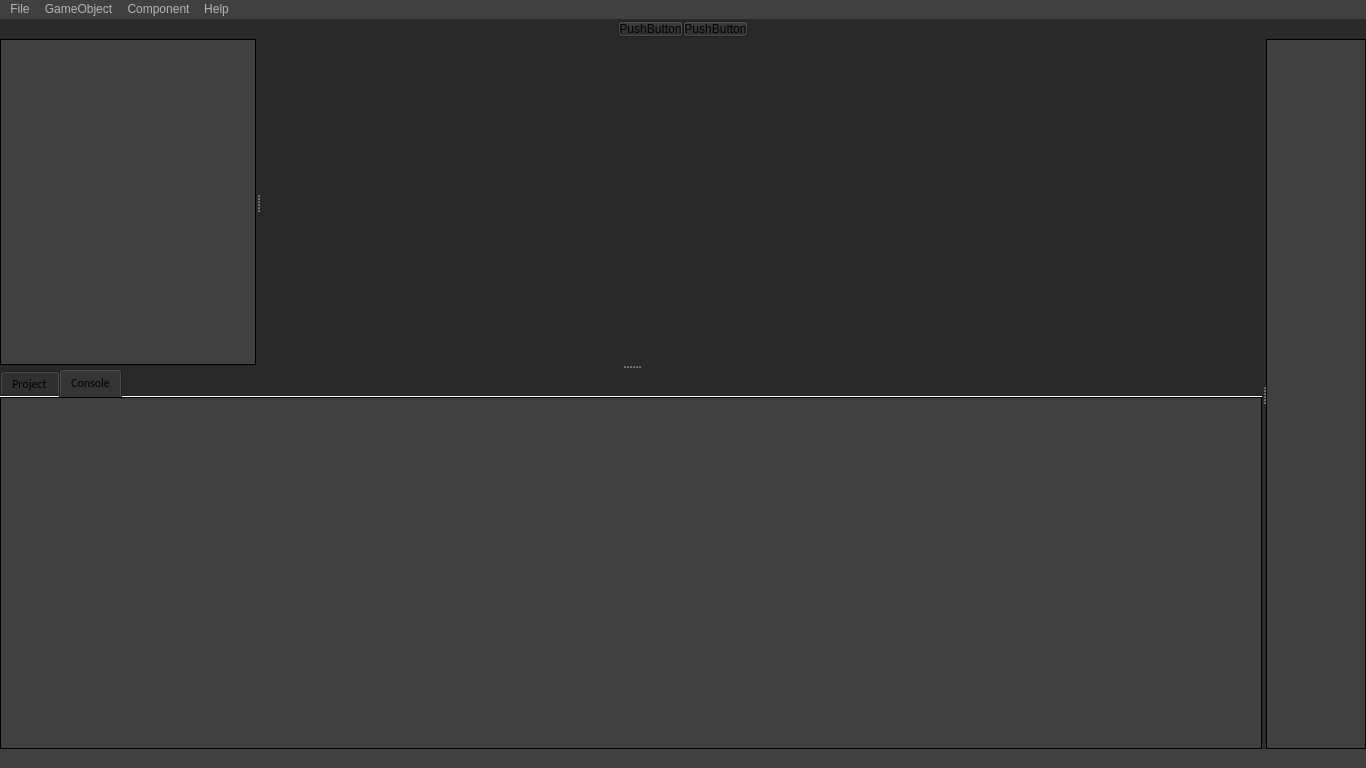
First picture: the form in Editor/editor.ui, repository PanosK92/SpartanEngine, before the edit.
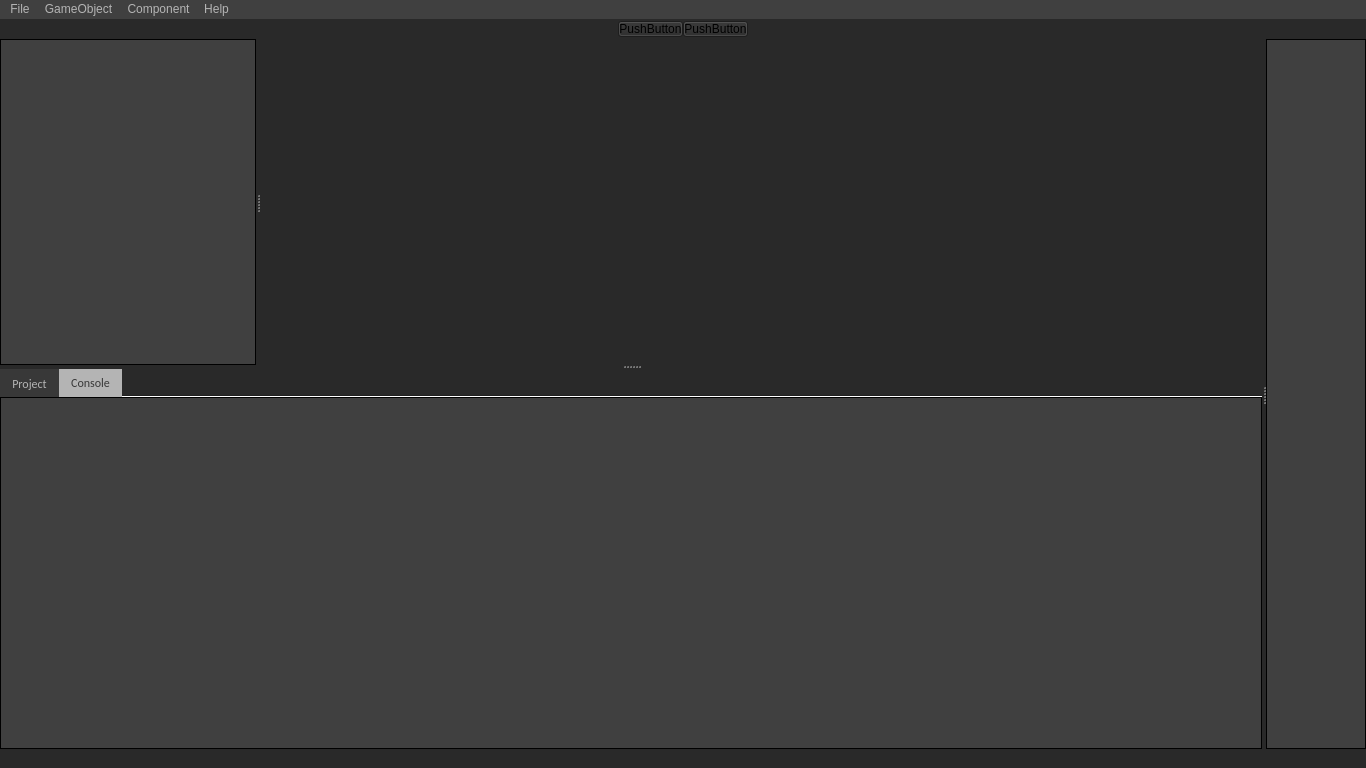
Second picture: the form after the edit. The open tabs and pages were chosen to show the change. Custom widgets are drawn as their Qt base class.

Commit message: Improved the looks of the DirectusListWidget as well as the look of the tabs Project and Console. Also did a few small generic UI improvements.

The edit to the form file:
```diff
--- a/Editor/editor.ui
+++ b/Editor/editor.ui
@@ -151,9 +151,7 @@
 
 QPushButton
 {
-	background-color: qlineargradient(spread:pad, x1:0, y1:0, x2:1, y2:0, stop:0 rgba(0, 0, 0, 255), stop:1 rgba(255, 255, 255, 255));
-	font: 9pt &quot;Calibri&quot;;
-	padding: 1px;
+	background-color: #292929;
 }
 
 QWidget
@@ -165,7 +163,7 @@
 
 QStatusBar
 {
-	background-color: #404040;	
+	background-color:  #292929;
 	font: 9pt &quot;Calibri&quot;;
 	padding: 0px;
 }
@@ -177,25 +175,24 @@
 	padding: 0px;
 }
 
-QMenu::selected
-{
-	color: #292929;
-	background-color: #B4B4B4;
-}
-
 QMenu::item
 {
 	color: #B4B4B4;
 	background-color: #404040;
 }
 
-QMenu::separator
+QMenu::item:hover
 {
 	
 }
 
+QMenu::item:selected
+{
+	color:  #404040;
+	background-color:#B4B4B4;
+}
 
-QMenu::item::selected
+QMenuBar::item:pressed 
 {
 	color: #292929;
 	background-color: #B4B4B4;
@@ -259,7 +256,67 @@
 	border-style: outset;
 	border-width: 1px;
 	border-color: black;
-}</string>
+}
+
+QScrollBar 
+{
+  border-color: rgb(227, 227, 227);
+  border-width: 1px;
+  border-style: solid;
+
+  background-color:  rgb(241, 241, 241);
+  width: 15px;
+  margin: 21px 0 21px 0;
+}
+
+QScrollBar::handle 
+{
+  background-color: rgb(200, 200, 200);
+  min-height: 25px;
+}
+
+ QScrollBar::add-line 
+{
+    border: 1px solid grey;
+	background-color: rgb(241, 241, 241);
+    height: 20px;
+    subcontrol-position: bottom;
+    subcontrol-origin: margin;
+}
+
+QScrollBar::sub-line
+ {
+    border: 1px solid grey;
+    background-color: rgb(241, 241, 241);
+    height: 20px;
+    subcontrol-position: top;
+    subcontrol-origin: margin;
+}
+
+QTabBar::tab:selected 
+{
+		background-color: #B4B4B4;
+		color: #383838;
+}
+
+QTabBar::tab
+{
+		background-color: #383838;
+		color: #B4B4B4;
+}
+
+QListView::item:alternate 
+{
+    background:  #383838;
+}
+
+/*
+GreyDark				= #292929;
+GreyMedium			= #383838;
+GreyLight				= #404040;
+GreyLightText		= #B4B4B4;
+*/
+</string>
   </property>
   <property name="locale">
    <locale language="English" country="UnitedStates"/>
@@ -928,178 +985,6 @@
                 <height>0</height>
                </size>
               </property>
-              <property name="palette">
-               <palette>
-                <active>
-                 <colorrole role="WindowText">
-                  <brush brushstyle="SolidPattern">
-                   <color alpha="255">
-                    <red>180</red>
-                    <green>180</green>
-                    <blue>180</blue>
-                   </color>
-                  </brush>
-                 </colorrole>
-                 <colorrole role="Button">
-                  <brush brushstyle="SolidPattern">
-                   <color alpha="255">
-                    <red>64</red>
-                    <green>64</green>
-                    <blue>64</blue>
-                   </color>
-                  </brush>
-                 </colorrole>
-                 <colorrole role="Text">
-                  <brush brushstyle="SolidPattern">
-                   <color alpha="255">
-                    <red>180</red>
-                    <green>180</green>
-                    <blue>180</blue>
-                   </color>
-                  </brush>
-                 </colorrole>
-                 <colorrole role="ButtonText">
-                  <brush brushstyle="SolidPattern">
-                   <color alpha="255">
-                    <red>180</red>
-                    <green>180</green>
-                    <blue>180</blue>
-                   </color>
-                  </brush>
-                 </colorrole>
-                 <colorrole role="Base">
-                  <brush brushstyle="SolidPattern">
-                   <color alpha="255">
-                    <red>64</red>
-                    <green>64</green>
-                    <blue>64</blue>
-                   </color>
-                  </brush>
-                 </colorrole>
-                 <colorrole role="Window">
-                  <brush brushstyle="SolidPattern">
-                   <color alpha="255">
-                    <red>64</red>
-                    <green>64</green>
-                    <blue>64</blue>
-                   </color>
-                  </brush>
-                 </colorrole>
-                </active>
-                <inactive>
-                 <colorrole role="WindowText">
-                  <brush brushstyle="SolidPattern">
-                   <color alpha="255">
-                    <red>180</red>
-                    <green>180</green>
-                    <blue>180</blue>
-                   </color>
-                  </brush>
-                 </colorrole>
-                 <colorrole role="Button">
-                  <brush brushstyle="SolidPattern">
-                   <color alpha="255">
-                    <red>64</red>
-                    <green>64</green>
-                    <blue>64</blue>
-                   </color>
-                  </brush>
-                 </colorrole>
-                 <colorrole role="Text">
-                  <brush brushstyle="SolidPattern">
-                   <color alpha="255">
-                    <red>180</red>
-                    <green>180</green>
-                    <blue>180</blue>
-                   </color>
-                  </brush>
-                 </colorrole>
-                 <colorrole role="ButtonText">
-                  <brush brushstyle="SolidPattern">
-                   <color alpha="255">
-                    <red>180</red>
-                    <green>180</green>
-                    <blue>180</blue>
-                   </color>
-                  </brush>
-                 </colorrole>
-                 <colorrole role="Base">
-                  <brush brushstyle="SolidPattern">
-                   <color alpha="255">
-                    <red>64</red>
-                    <green>64</green>
-                    <blue>64</blue>
-                   </color>
-                  </brush>
-                 </colorrole>
-                 <colorrole role="Window">
-                  <brush brushstyle="SolidPattern">
-                   <color alpha="255">
-                    <red>64</red>
-                    <green>64</green>
-                    <blue>64</blue>
-                   </color>
-                  </brush>
-                 </colorrole>
-                </inactive>
-                <disabled>
-                 <colorrole role="WindowText">
-                  <brush brushstyle="SolidPattern">
-                   <color alpha="255">
-                    <red>180</red>
-                    <green>180</green>
-                    <blue>180</blue>
-                   </color>
-                  </brush>
-                 </colorrole>
-                 <colorrole role="Button">
-                  <brush brushstyle="SolidPattern">
-                   <color alpha="255">
-                    <red>64</red>
-                    <green>64</green>
-                    <blue>64</blue>
-                   </color>
-                  </brush>
-                 </colorrole>
-                 <colorrole role="Text">
-                  <brush brushstyle="SolidPattern">
-                   <color alpha="255">
-                    <red>180</red>
-                    <green>180</green>
-                    <blue>180</blue>
-                   </color>
-                  </brush>
-                 </colorrole>
-                 <colorrole role="ButtonText">
-                  <brush brushstyle="SolidPattern">
-                   <color alpha="255">
-                    <red>180</red>
-                    <green>180</green>
-                    <blue>180</blue>
-                   </color>
-                  </brush>
-                 </colorrole>
-                 <colorrole role="Base">
-                  <brush brushstyle="SolidPattern">
-                   <color alpha="255">
-                    <red>64</red>
-                    <green>64</green>
-                    <blue>64</blue>
-                   </color>
-                  </brush>
-                 </colorrole>
-                 <colorrole role="Window">
-                  <brush brushstyle="SolidPattern">
-                   <color alpha="255">
-                    <red>64</red>
-                    <green>64</green>
-                    <blue>64</blue>
-                   </color>
-                  </brush>
-                 </colorrole>
-                </disabled>
-               </palette>
-              </property>
               <property name="font">
                <font>
                 <family>Calibri</family>
```
Left out of the diff: 424 changed lines with no effect on the pictures. The commit also changes 1 other file.
